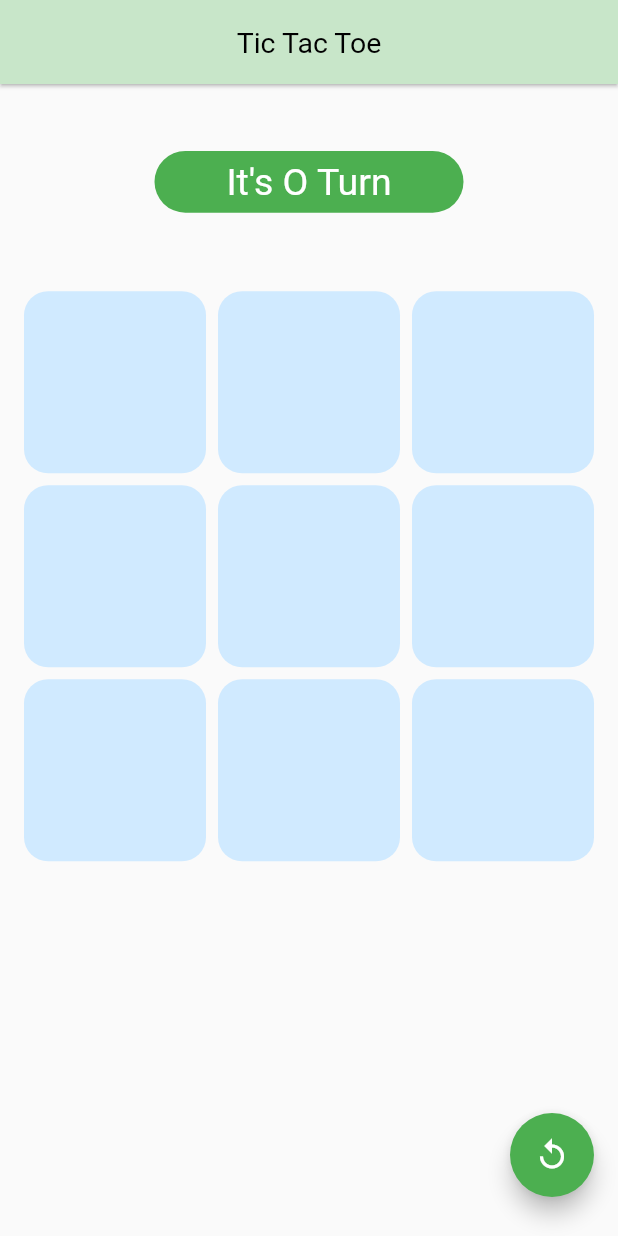
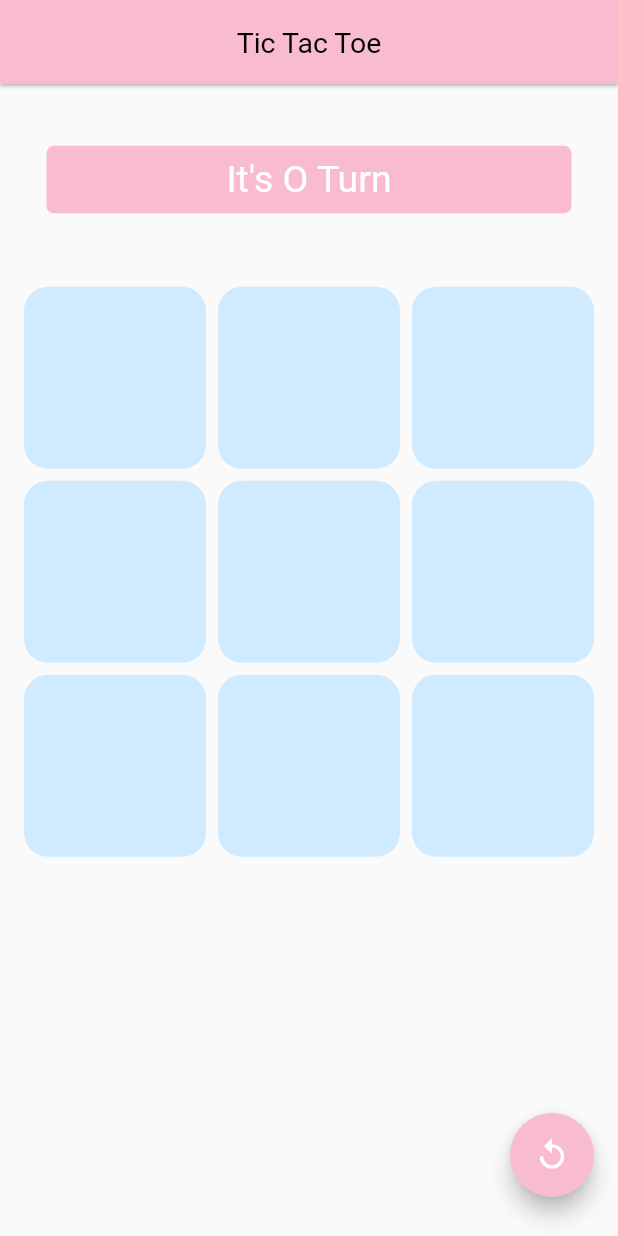
Before and after one commit to bilalah211/Tic-Tac-Toe, a Flutter app: the screen it shows after launch, on a phone screen of 412 x 824 dp. Run offline on Flutter 3.47's test engine with Material 2 defaults, Android fonts, the phone set to English and light mode, and no system bars; our stand-ins replace shared_preferences; missing offline and left inert: dart:ffi, flutter_beep.

Commit message:
Tic-Tac-Toe

```diff
--- a/lib/screens/play_screen.dart
+++ b/lib/screens/play_screen.dart
@@ -1,4 +1,5 @@
 import 'dart:developer';
+import 'dart:ffi';
 
 import 'package:flutter/material.dart';
 import 'package:flutter/services.dart';
@@ -54,14 +55,14 @@ class _PlayScreenState extends State<PlayScreen> {
   Widget build(BuildContext context) {
     return Scaffold(
         appBar: AppBar(
-          backgroundColor: Colors.green.shade100,
+            backgroundColor: Colors.pink.shade100,
             title: const Text('Tic Tac Toe')),
 
         //replay or restart game button
         floatingActionButton: Padding(
           padding: const EdgeInsets.only(bottom: 10),
           child: FloatingActionButton(
-            backgroundColor: Colors.green,
+            backgroundColor: Colors.pink.shade100,
             onPressed: () {
               _currentTurn = PlayState.o;
               _isWinned = false;
@@ -78,13 +79,12 @@ class _PlayScreenState extends State<PlayScreen> {
             SizedBox(height: mq.height * .05),
 
             //for showing the turn (who is playing)
-            ElevatedButton(
-                onPressed: () {},
-                style: ElevatedButton.styleFrom(
-                  backgroundColor: Colors.green,
-                    shape: const StadiumBorder(),
-                    minimumSize: Size(mq.width * .5, mq.height * .05),
-                    elevation: 0),
+            Container(
+              height: 45,
+              width: 350,
+              decoration: BoxDecoration(
+                  color: Colors.pink.shade100, borderRadius: BorderRadius.circular(5)),
+              child: Center(
                 child: Text(
                   _isDraw && _isWinned == false
                       ? 'Game Draw'
@@ -92,8 +92,11 @@ class _PlayScreenState extends State<PlayScreen> {
                           ? 'Game Over'
                           : "It's ${_currentTurn.name.toUpperCase()} Turn",
                   style: const TextStyle(
+                    color: Colors.white,
                       fontSize: 25, fontWeight: FontWeight.normal),
-                )),
+                ),
+              ),
+            ),
 
             //for adding some space
             SizedBox(height: mq.height * .04),
@@ -109,26 +112,25 @@ class _PlayScreenState extends State<PlayScreen> {
             AnimatedOpacity(
               opacity: _isWinned || _isDraw ? 1 : 0,
               duration: const Duration(milliseconds: 1500),
-              child: ElevatedButton.icon(
-                  onPressed: () {},
-                  style: ElevatedButton.styleFrom(
-                    backgroundColor: Colors.green,
-                      shape: const StadiumBorder(),
-                      minimumSize: Size(mq.width * .8, mq.height * .06),
-                      elevation: 0),
-                  icon: Icon(
+              child: Container(
+                child: Column(
+                  children: [
+                    Icon(
                         _isDraw && _isWinned == false
                             ? Icons.replay
                             : Icons.celebration_rounded,
                         size: 35),
-                  label: Text(
+                    Text(
                       _isDraw && _isWinned == false
                           ? 'Tap to Play Again'
                           : ' Winner: Player ${_currentTurn.name.toUpperCase()}',
-                    style: const TextStyle(
+                      style: const TextStyle(color: Colors.green,
                           fontSize: 25, fontWeight: FontWeight.normal),
-                  )),
                     ),
+                  ],
+                ),
+              ),
+            )
           ],
         ));
   }
--- a/lib/widgets/board_tile.dart
+++ b/lib/widgets/board_tile.dart
@@ -13,7 +13,7 @@ class BoardTile extends StatelessWidget {
   @override
   Widget build(BuildContext context) {
     return InkWell(
-      borderRadius: BorderRadius.circular(16),
+      borderRadius: BorderRadius.circular(10),
       onTap: onPressed,
       child: Container(
         decoration: BoxDecoration(
@@ -24,7 +24,7 @@ class BoardTile extends StatelessWidget {
           child: Text(
             playState == PlayState.none ? '' : playState.name.toUpperCase(),
             style: TextStyle(
-              color: PlayState.x == playState ? Colors.green : Colors.red,
+              color: PlayState.x == playState ? Colors.pink : Colors.black,
               fontSize: 52,
             ),
           ),
```
Lines whose indentation alone changed are shown as unchanged.
